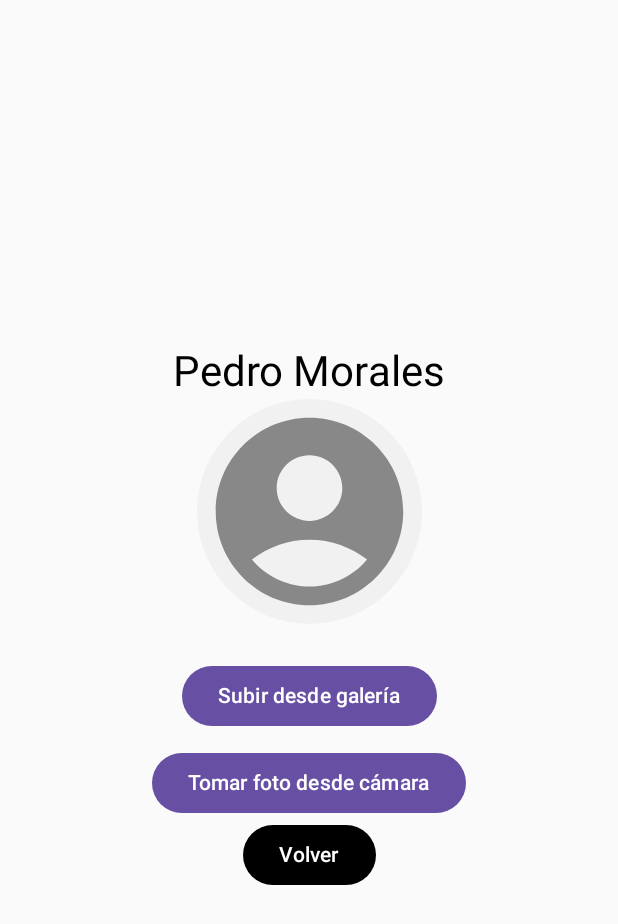
After one commit to ibrahinc28/Aplicacion_Movil_Level_up_Gamer, an Android app built with Jetpack Compose: the PerfilScreen screen opened through its navigation route, on a phone screen of 412 x 824 dp. The commit adds this screen. Shown: the top 924 px of the screen. Run offline under Robolectric (Android 15) with nearby library versions, the phone set to English and light mode, and no system bars.

Commit message:
Implementación de página de usuario, con periférico para cámara y galería.

```diff
--- a/app/build.gradle.kts
+++ b/app/build.gradle.kts
@@ -49,6 +49,8 @@ dependencies {
     implementation("androidx.lifecycle:lifecycle-viewmodel-compose:2.8.0-rc02")
     implementation("androidx.lifecycle:lifecycle-runtime-compose:2.6.2")
     implementation("androidx.datastore:datastore-preferences:1.1.7")
+    implementation("io.coil-kt:coil-compose:2.5.0")
+    implementation ("androidx.lifecycle:lifecycle-viewmodel-compose:2.6.2")
     implementation(platform(libs.androidx.compose.bom))
     implementation(libs.androidx.compose.ui)
     implementation(libs.androidx.compose.ui.graphics)
--- a/app/src/main/java/com/example/levelupgamermovil/MainActivity.kt
+++ b/app/src/main/java/com/example/levelupgamermovil/MainActivity.kt
@@ -20,9 +20,11 @@ import com.example.levelupgamermovil.ui.theme.LevelUpGamerMovilTheme
 import com.example.levelupgamermovil.view.LoginScreen
 import com.example.levelupgamermovil.view.ResumenScreen
 import com.example.levelupgamermovil.view.homeScreen
+import com.example.levelupgamermovil.view.screen.PerfilScreen
 import com.example.levelupgamermovil.view.userSignupScreen
 import com.example.levelupgamermovil.viewmodel.LoginViewModel
 import com.example.levelupgamermovil.viewmodel.RegistroViewModel
+import com.example.levelupgamermovil.viewmodel.PerfilViewModel
 
 class MainActivity : ComponentActivity() {
     override fun onCreate(savedInstanceState: Bundle?) {
@@ -33,6 +35,7 @@ class MainActivity : ComponentActivity() {
 
             val regViewModel : RegistroViewModel = viewModel()
             val loginViewModel : LoginViewModel = viewModel()
+            val camViewModel: PerfilViewModel = viewModel()
 
             NavHost(navController = navController, startDestination = "HomeScreen") {
                 composable("HomeScreen") {
@@ -51,6 +54,11 @@ class MainActivity : ComponentActivity() {
                 composable("LoginScreen") {
                     LoginScreen(
                         navController, loginViewModel, UsuariosGuardados()
+                    )
+                }
+                composable("PerfilScreen") {
+                    PerfilScreen(
+                        navController, camViewModel
                     )
                 }
             }
--- /dev/null
+++ b/app/src/main/java/com/example/levelupgamermovil/model/PerfilUsuario.kt
@@ -0,0 +1,9 @@
+package com.example.levelupgamermovil.model
+
+import android.net.Uri
+
+data class PerfilUsuario(
+    val id: Int,
+    val nombre: String,
+    val imagenUri: Uri? = null
+)
--- /dev/null
+++ b/app/src/main/java/com/example/levelupgamermovil/repository/PerfilRepositorio.kt
@@ -0,0 +1,18 @@
+package com.example.levelupgamermovil.repository
+
+import android.net.Uri
+import com.example.levelupgamermovil.model.PerfilUsuario
+
+class PerfilRepositorio {
+    private var perfilActual = PerfilUsuario(
+        id = 1,
+        nombre = "Usuario",
+        imagenUri = null
+    )
+
+    fun getProfile(): PerfilUsuario = perfilActual
+
+    fun updateImage(uri: Uri?) {
+        perfilActual = perfilActual.copy(imagenUri = uri)
+    }
+}
--- a/app/src/main/java/com/example/levelupgamermovil/view/HomeScreen.kt
+++ b/app/src/main/java/com/example/levelupgamermovil/view/HomeScreen.kt
@@ -69,6 +69,14 @@ fun homeScreen(navController : NavController) {
             ) {
                 Text("Probar login")
             }
+            Button(onClick = {navController.navigate("PerfilScreen")},
+                colors = ButtonDefaults.buttonColors(
+                    Color.Red,
+                    Color.White
+                )
+            ) {
+                Text("Camara")
+            }
         }
     }
 }
--- a/app/src/main/java/com/example/levelupgamermovil/view/LoginScreen.kt
+++ b/app/src/main/java/com/example/levelupgamermovil/view/LoginScreen.kt
@@ -64,7 +64,7 @@ fun LoginScreen(navController : NavController, viewModel: LoginViewModel, usuari
         Button(
             onClick = {
                 if (viewModel.validarFormulario()) {
-                    navController.navigate("HomeScreen")
+                    navController.navigate("PerfilScreen")
                 }
             },
             modifier = Modifier.fillMaxWidth()
--- /dev/null
+++ b/app/src/main/java/com/example/levelupgamermovil/view/components/ImagenInteligente.kt
@@ -0,0 +1,41 @@
+package com.example.levelupgamermovil.view.components
+
+import android.net.Uri
+import androidx.compose.foundation.Image
+import androidx.compose.foundation.background
+import androidx.compose.foundation.layout.size
+import androidx.compose.foundation.shape.CircleShape
+import androidx.compose.material.icons.Icons
+import androidx.compose.material.icons.filled.AccountCircle
+import androidx.compose.material3.Icon
+import androidx.compose.runtime.Composable
+import androidx.compose.ui.Modifier
+import androidx.compose.ui.draw.clip
+import androidx.compose.ui.graphics.Color
+import androidx.compose.ui.layout.ContentScale
+import androidx.compose.ui.unit.dp
+import coil.compose.rememberAsyncImagePainter
+
+@Composable
+fun ImagenInteligente(imagenUri: Uri?) {
+    if (imagenUri != null) {
+        Image(
+            painter = rememberAsyncImagePainter(model = imagenUri),
+            contentDescription = "Imagen de perfil",
+            contentScale = ContentScale.Crop,
+        modifier = Modifier
+        .size(150.dp)
+            .clip(CircleShape)
+        )
+    } else {
+        Icon(
+            imageVector = Icons.Default.AccountCircle,
+        contentDescription = "Icono de perfil por defecto",
+        tint = Color.Gray,
+        modifier = Modifier
+        .size(150.dp)
+            .clip(CircleShape)
+            .background(Color.LightGray.copy(alpha = 0.2f))
+        )
+    }
+}
--- /dev/null
+++ b/app/src/main/java/com/example/levelupgamermovil/view/screen/PerfilScreen.kt
@@ -0,0 +1,115 @@
+package com.example.levelupgamermovil.view.screen
+
+import android.content.Context
+import android.content.pm.PackageManager
+import android.net.Uri
+import android.os.Environment
+import androidx.activity.compose.rememberLauncherForActivityResult
+import androidx.activity.result.contract.ActivityResultContracts
+import androidx.compose.foundation.layout.Box
+import androidx.compose.foundation.layout.Column
+import androidx.compose.foundation.layout.Spacer
+import androidx.compose.foundation.layout.fillMaxSize
+import androidx.compose.foundation.layout.height
+import androidx.compose.foundation.layout.padding
+import androidx.compose.material3.Button
+import androidx.compose.material3.ButtonDefaults
+import androidx.compose.material3.MaterialTheme
+import androidx.compose.material3.Text
+import androidx.compose.runtime.Composable
+import androidx.compose.runtime.collectAsState
+import androidx.compose.runtime.getValue
+import androidx.compose.runtime.mutableStateOf
+import androidx.compose.runtime.remember
+import androidx.compose.runtime.setValue
+import androidx.compose.ui.Alignment
+import androidx.compose.ui.Modifier
+import androidx.compose.ui.graphics.Color
+import androidx.compose.ui.platform.LocalContext
+import androidx.compose.ui.unit.dp
+import androidx.core.content.ContextCompat
+import androidx.core.content.FileProvider
+import androidx.navigation.NavController
+import com.example.levelupgamermovil.view.components.ImagenInteligente
+import com.example.levelupgamermovil.viewmodel.PerfilViewModel
+import java.io.File
+import java.text.SimpleDateFormat
+import java.util.Date
+import java.util.Locale
+
+@Composable
+fun PerfilScreen(navController : NavController, viewModel: PerfilViewModel) {
+    val context = LocalContext.current
+    val imagenUri by viewModel.imagenUri.collectAsState()
+
+    val pickImageLauncher = rememberLauncherForActivityResult(
+        contract = ActivityResultContracts.GetContent()
+    ) { uri ->
+        viewModel.setImage(uri)
+    }
+    var cameraUri by remember { mutableStateOf<Uri?>(null) }
+    val takePictureLauncher = rememberLauncherForActivityResult(
+        contract = ActivityResultContracts.TakePicture()
+    ) { success ->
+        if (success) viewModel.setImage(cameraUri)
+    }
+    fun createImageUri(context: Context): Uri {
+        val timestamp = SimpleDateFormat("yyyyMMdd_HHmmss", Locale.getDefault()).format(Date())
+        val storageDir = context.getExternalFilesDir(Environment.DIRECTORY_PICTURES)
+        val file = File.createTempFile("JPEG_${timestamp}_", ".jpg", storageDir)
+        return FileProvider.getUriForFile(
+            context,
+            "${context.packageName}.fileprovider",
+            file
+        )
+    }
+    val requestCameraPermission = rememberLauncherForActivityResult(
+        ActivityResultContracts.RequestPermission()
+    ) { isGranted ->
+        if (isGranted) {
+            val uri = createImageUri(context)
+            cameraUri = uri
+            takePictureLauncher.launch(uri)
+        }
+    }
+    Box(
+        modifier = Modifier
+            .fillMaxSize()
+        .padding(16.dp),
+    contentAlignment = Alignment.Center
+    ) {
+        Column(horizontalAlignment = Alignment.CenterHorizontally) {
+            Text("Pedro Morales", style = MaterialTheme.typography.headlineMedium)
+            ImagenInteligente(imagenUri)
+        Spacer(modifier = Modifier.height(24.dp))
+            Button(onClick = { pickImageLauncher.launch("image/*") }) {
+                Text("Subir desde galería")
+            }
+        Spacer(modifier = Modifier.height(10.dp))
+
+        Button(onClick = {
+            when (PackageManager.PERMISSION_GRANTED) {
+                ContextCompat.checkSelfPermission(context, android.Manifest.permission.CAMERA) -> {
+                    val uri = createImageUri(context)
+                    cameraUri = uri
+                    takePictureLauncher.launch(uri)
+                } else -> {
+        requestCameraPermission.launch(android.Manifest.permission.CAMERA)
+        }
+        }
+            }) {
+                Text("Tomar foto desde cámara")
+            }
+            Button(
+                onClick = {navController.navigate("HomeScreen")},
+                colors = ButtonDefaults.buttonColors(
+                    Color.Black,
+                    Color.White
+                )
+            )
+            {
+                Text("Volver")
+            }
+        }
+    }
+}
--- /dev/null
+++ b/app/src/main/java/com/example/levelupgamermovil/viewmodel/PerfilViewModel.kt
@@ -0,0 +1,21 @@
+package com.example.levelupgamermovil.viewmodel
+
+import android.net.Uri
+import androidx.lifecycle.ViewModel
+import androidx.lifecycle.viewModelScope
+import com.example.levelupgamermovil.repository.PerfilRepositorio
+import kotlinx.coroutines.flow.MutableStateFlow
+import kotlinx.coroutines.flow.StateFlow
+import kotlinx.coroutines.launch
+
+class PerfilViewModel (private val repositorio: PerfilRepositorio = PerfilRepositorio()): ViewModel() {
+    private val _imagenUri = MutableStateFlow<Uri?>(repositorio.getProfile().imagenUri)
+    val imagenUri: StateFlow<Uri?> = _imagenUri
+
+    fun setImage(uri: Uri?) {
+        viewModelScope.launch {
+            _imagenUri.value = uri
+            repositorio.updateImage(uri)
+        }
+    }
+}
--- /dev/null
+++ b/app/src/main/res/xml/file_paths.xml
@@ -0,0 +1,6 @@
+<?xml version="1.0" encoding="utf-8"?>
+<paths xmlns:android="http://schemas.android.com/apk/res/android">
+    <external-files-path
+        name="my_images"
+        path="Pictures/" />
+</paths>
```
Also changed, not shown: app/src/main/AndroidManifest.xml (+10 -0 lines).
